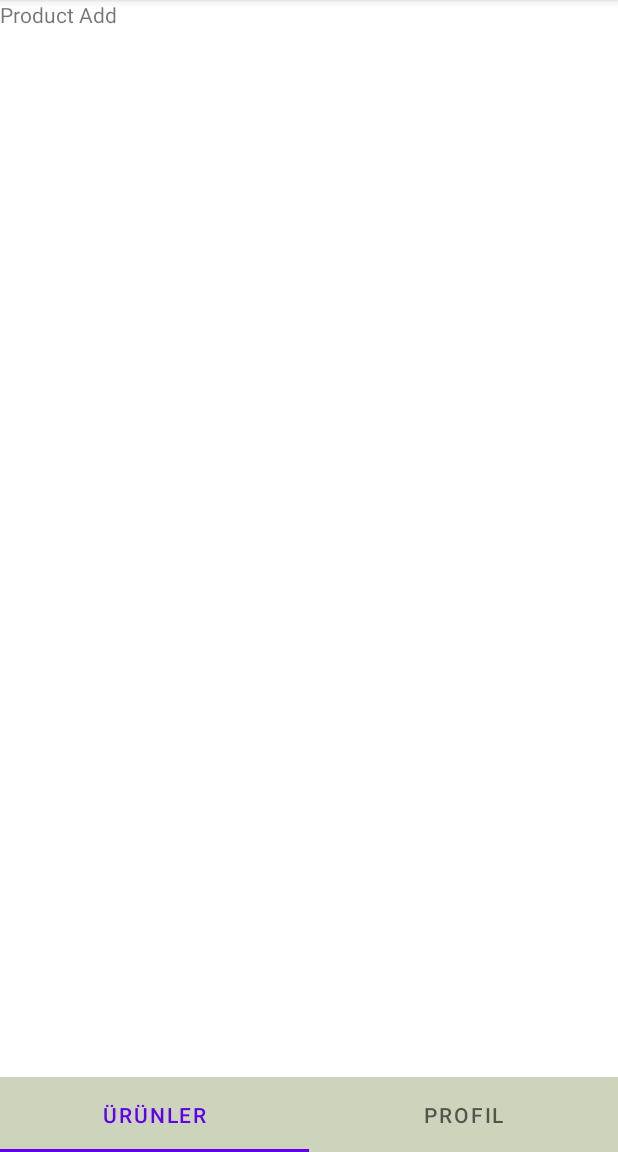
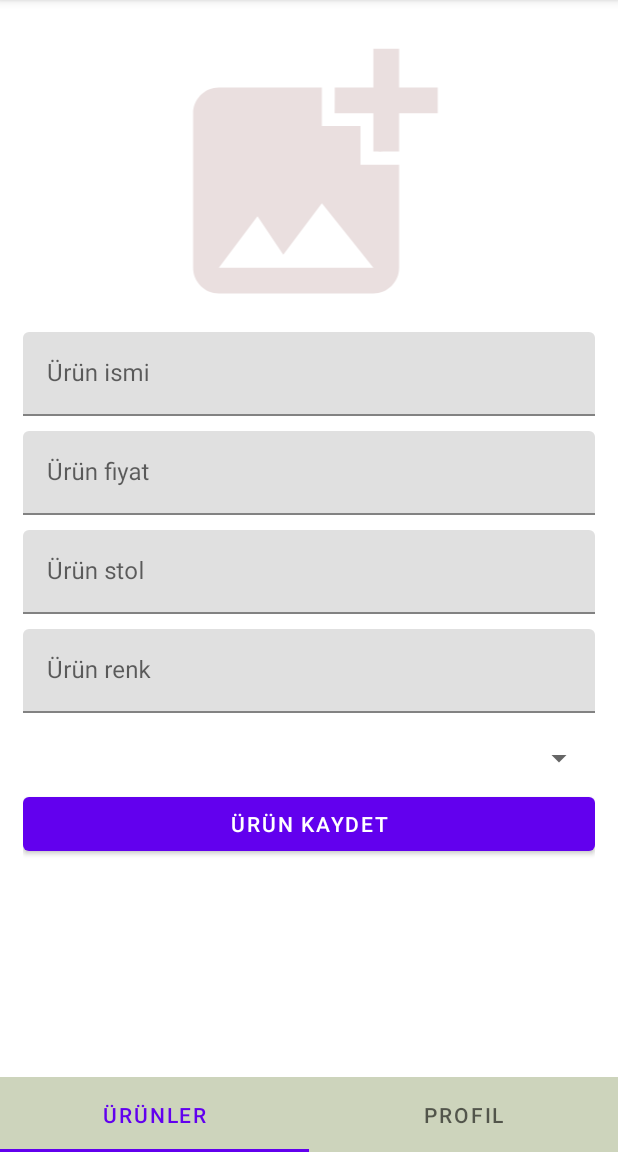
Before and after one commit to HakanBayazitHabes/AndroidKotlin, an Android app: the ProductAddFragment screen opened through its navigation route, on a phone screen of 412 x 824 dp, the part 84-1236 px from its top. Run offline under Robolectric (Android 15) with nearby library versions, the phone set to English and light mode, and no system bars.

Commit message:
Added fragment_product_add.xml,dimens,add_photo_24

```diff
--- /dev/null
+++ b/app/src/main/res/drawable/add_photo_24.xml
@@ -0,0 +1,5 @@
+<vector android:height="24dp" android:tint="#EADFDF"
+    android:viewportHeight="24" android:viewportWidth="24"
+    android:width="24dp" xmlns:android="http://schemas.android.com/apk/res/android">
+    <path android:fillColor="@android:color/white" android:pathData="M19,7v2.99s-1.99,0.01 -2,0L17,7h-3s0.01,-1.99 0,-2h3L17,2h2v3h3v2h-3zM16,11L16,8h-3L13,5L5,5c-1.1,0 -2,0.9 -2,2v12c0,1.1 0.9,2 2,2h12c1.1,0 2,-0.9 2,-2v-8h-3zM5,19l3,-4 2,3 3,-4 4,5L5,19z"/>
+</vector>
--- a/app/src/main/res/layout/fragment_product_add.xml
+++ b/app/src/main/res/layout/fragment_product_add.xml
@@ -1,13 +1,95 @@
 <?xml version="1.0" encoding="utf-8"?>
-<FrameLayout xmlns:android="http://schemas.android.com/apk/res/android"
+<androidx.constraintlayout.widget.ConstraintLayout xmlns:android="http://schemas.android.com/apk/res/android"
+    xmlns:app="http://schemas.android.com/apk/res-auto"
     xmlns:tools="http://schemas.android.com/tools"
+    android:id="@+id/frameLayout4"
     android:layout_width="match_parent"
     android:layout_height="match_parent"
     tools:context=".ui.products.productAdd.ProductAddFragment">
 
-    <TextView
+    <ScrollView
         android:layout_width="match_parent"
         android:layout_height="match_parent"
-        android:text="Product Add" />
+        app:layout_constraintBottom_toBottomOf="parent"
+        app:layout_constraintEnd_toEndOf="parent"
+        app:layout_constraintHorizontal_bias="0.5"
+        app:layout_constraintStart_toStartOf="parent"
+        app:layout_constraintTop_toTopOf="parent"
+        app:layout_constraintVertical_bias="0.5">
 
-</FrameLayout>
+        <LinearLayout
+            android:layout_width="match_parent"
+            android:layout_height="wrap_content"
+            android:orientation="vertical"
+            android:padding="15dp">
+
+            <ImageView
+                android:id="@+id/imageView"
+                android:layout_width="match_parent"
+                android:layout_height="206dp"
+                android:src="@drawable/add_photo_24" />
+
+            <com.google.android.material.textfield.TextInputLayout
+                android:layout_width="match_parent"
+                android:layout_height="match_parent"
+                android:paddingBottom="@dimen/input_margin_bottom">
+
+                <com.google.android.material.textfield.TextInputEditText
+                    android:id="@+id/txt_add_fragment_product_name"
+                    android:layout_width="match_parent"
+                    android:layout_height="wrap_content"
+                    android:hint="Ürün ismi"
+                    android:paddingBottom="@dimen/input_margin_bottom" />
+            </com.google.android.material.textfield.TextInputLayout>
+
+            <com.google.android.material.textfield.TextInputLayout
+                android:layout_width="match_parent"
+                android:layout_height="match_parent"
+                android:paddingBottom="@dimen/input_margin_bottom">
+
+                <com.google.android.material.textfield.TextInputEditText
+                    android:id="@+id/txt_add_fragment_poduct_price"
+                    android:layout_width="match_parent"
+                    android:layout_height="wrap_content"
+                    android:hint="Ürün fiyat" />
+            </com.google.android.material.textfield.TextInputLayout>
+
+            <com.google.android.material.textfield.TextInputLayout
+                android:layout_width="match_parent"
+                android:layout_height="match_parent"
+                android:paddingBottom="@dimen/input_margin_bottom">
+
+                <com.google.android.material.textfield.TextInputEditText
+                    android:id="@+id/txt_add_fragment_product_stock"
+                    android:layout_width="match_parent"
+                    android:layout_height="wrap_content"
+                    android:hint="Ürün stol" />
+            </com.google.android.material.textfield.TextInputLayout>
+
+            <com.google.android.material.textfield.TextInputLayout
+                android:layout_width="match_parent"
+                android:layout_height="match_parent"
+                android:paddingBottom="@dimen/input_margin_bottom">
+
+                <com.google.android.material.textfield.TextInputEditText
+                    android:id="@+id/txt_add_fragment_product_color"
+                    android:layout_width="match_parent"
+                    android:layout_height="wrap_content"
+                    android:hint="Ürün renk" />
+            </com.google.android.material.textfield.TextInputLayout>
+
+            <Spinner
+                android:id="@+id/spinner_add_fragment_categories"
+                android:layout_width="match_parent"
+                android:layout_height="wrap_content"
+                android:padding="20dp"
+                android:paddingBottom="@dimen/input_margin_bottom" />
+
+            <Button
+                android:id="@+id/btn_product_save"
+                android:layout_width="match_parent"
+                android:layout_height="wrap_content"
+                android:text="Ürün Kaydet" />
+        </LinearLayout>
+    </ScrollView>
+</androidx.constraintlayout.widget.ConstraintLayout>
--- /dev/null
+++ b/app/src/main/res/values/dimens.xml
@@ -0,0 +1,4 @@
+<?xml version="1.0" encoding="utf-8"?>
+<resources>
+    <dimen name="input_margin_bottom">10dp</dimen>
+</resources>
```
